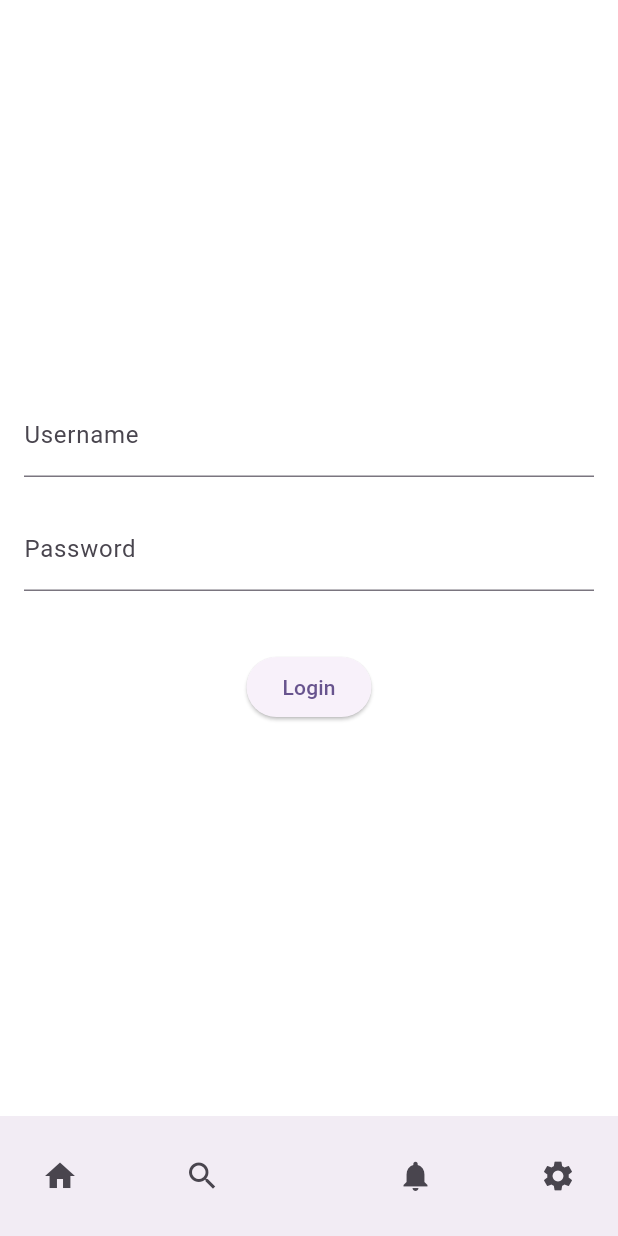
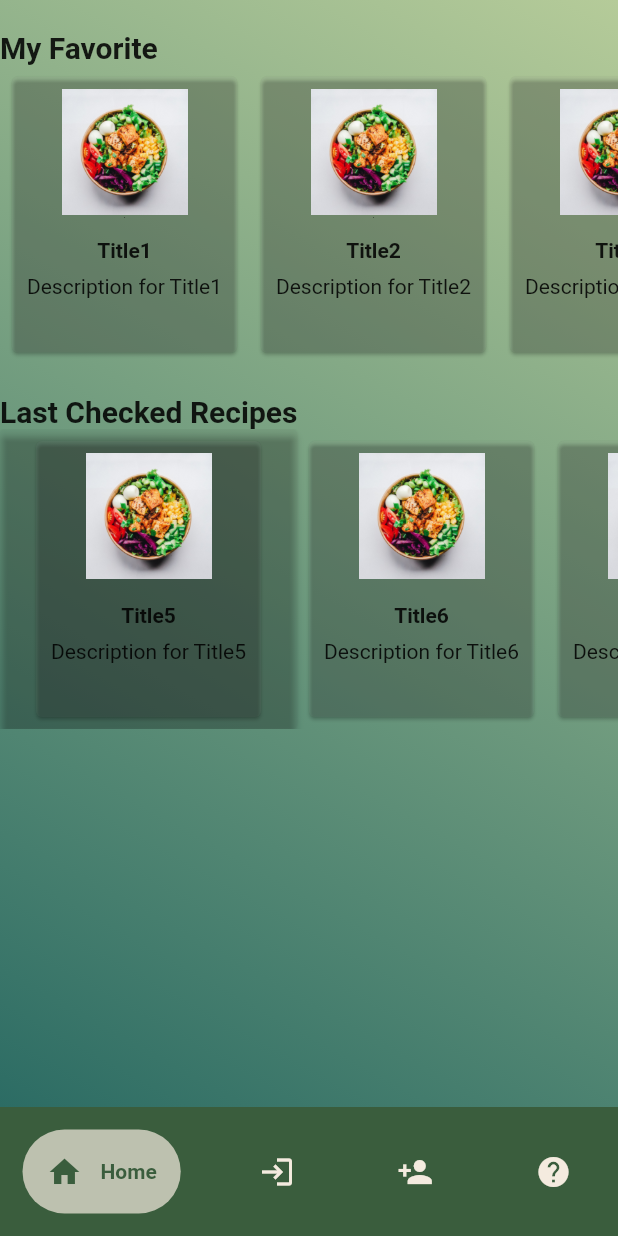
Before and after one commit to ChristianBernheim/Recipe-app, a Flutter app: the screen it shows after launch, on a phone screen of 412 x 824 dp. Run offline on Flutter 3.47's test engine with Material 2 defaults, Android fonts, the phone set to English and light mode, and no system bars; drawn by our look-alikes of google_nav_bar.

Commit message:
Navbar Working

```diff
--- a/lib/main.dart
+++ b/lib/main.dart
@@ -1,8 +1,16 @@
+// ignore_for_file: prefer_const_constructors
+
 import 'package:flutter/material.dart';
-import 'package:recipe_app/pages/LogIn.dart';
+import 'package:flutter/scheduler.dart';
+import 'package:flutter/services.dart';
+import 'package:provider/provider.dart';
+
+import 'package:recipe_app/theme/theme_provider.dart';
+import 'package:recipe_app/widgets/BotNav.dart';
 
 void main() {
-  runApp(const MyApp());
+  runApp(ChangeNotifierProvider(
+      create: (context) => ThemeProvider(), child: const MyApp()));
 }
 
 class MyApp extends StatelessWidget {
@@ -11,14 +19,15 @@ class MyApp extends StatelessWidget {
   // This widget is the root of your application.
   @override
   Widget build(BuildContext context) {
+    SystemChrome.setEnabledSystemUIMode(SystemUiMode.immersiveSticky);
+    SystemChrome.setPreferredOrientations([
+      DeviceOrientation.portraitUp,
+      DeviceOrientation.portraitDown,
+    ]);
     return MaterialApp(
       debugShowCheckedModeBanner: false,
-      title: 'Flutter Demo',
-      theme: ThemeData(
-        colorScheme: ColorScheme.fromSeed(seedColor: Colors.deepPurple),
-        useMaterial3: true,
-      ),
-      home: LogInScreen(),
+      theme: Provider.of<ThemeProvider>(context).themedata,
+      home: BotNavbar(),
     );
   }
 }
--- a/lib/pages/LogIn.dart
+++ /dev/null
@@ -1,79 +0,0 @@
-import 'package:flutter/material.dart';
-import 'package:recipe_app/pages/Register.dart';
-
-class LogInScreen extends StatelessWidget {
-  const LogInScreen({super.key});
-
-  @override
-  Widget build(BuildContext context) {
-    return Scaffold(
-      body: Center(
-        child: Padding(
-          padding: const EdgeInsets.all(16.0),
-          child: Column(
-            mainAxisAlignment: MainAxisAlignment.center,
-            children: <Widget>[
-              TextFormField(
-                decoration: InputDecoration(
-                  labelText: 'Username',
-                ),
-              ),
-              SizedBox(height: 20),
-              TextFormField(
-                obscureText: true,
-                decoration: InputDecoration(
-                  labelText: 'Password',
-                ),
-              ),
-              SizedBox(height: 40),
-              ElevatedButton(
-                onPressed: () {
-                  Navigator.push(
-                      context,
-                      MaterialPageRoute(
-                          builder: (context) => RegisterScreen()));
-                },
-                child: Text('Login'),
-              ),
-            ],
-          ),
-        ),
-      ),
-      backgroundColor: Color(0x0000000),
-      bottomNavigationBar: BottomAppBar(
-        shape: CircularNotchedRectangle(),
-        child: Row(
-          mainAxisSize: MainAxisSize.max,
-          mainAxisAlignment: MainAxisAlignment.spaceBetween,
-          children: <Widget>[
-            IconButton(
-              icon: Icon(Icons.home),
-              onPressed: () {
-                // Add your onPressed action here
-              },
-            ),
-            IconButton(
-              icon: Icon(Icons.search),
-              onPressed: () {
-                // Add your onPressed action here
-              },
-            ),
-            SizedBox(), // This is a placeholder for the FAB
-            IconButton(
-              icon: Icon(Icons.notifications),
-              onPressed: () {
-                // Add your onPressed action here
-              },
-            ),
-            IconButton(
-              icon: Icon(Icons.settings),
-              onPressed: () {
-                // Add your onPressed action here
-              },
-            ),
-          ],
-        ),
-      ),
-    );
-  }
-}
--- /dev/null
+++ b/lib/screen/HomeScreen.dart
@@ -0,0 +1,161 @@
+// ignore_for_file: prefer_const_constructors, file_names, prefer_const_literals_to_create_immutables, sized_box_for_whitespace, duplicate_ignore, use_key_in_widget_constructors
+
+import 'package:flutter/material.dart';
+
+class HomeScreen extends StatelessWidget {
+  const HomeScreen({super.key});
+
+  @override
+  Widget build(BuildContext context) {
+    return SafeArea(
+      child: Scaffold(
+        body: Container(
+          decoration: BoxDecoration(
+              gradient: LinearGradient(
+            begin: Alignment.topRight,
+            end: Alignment.bottomLeft,
+            colors: [
+              const Color.fromARGB(255, 181, 203, 153),
+              Color.fromARGB(255, 44, 108, 100),
+            ],
+          )),
+          child: Center(
+            child: Column(
+              crossAxisAlignment: CrossAxisAlignment.start,
+              children: [
+                SizedBox(height: 20),
+                Text(
+                  "My Favorite",
+                  style: TextStyle(fontSize: 20, fontWeight: FontWeight.bold),
+                ),
+                // ignore: sized_box_for_whitespace
+                Container(
+                  height: 200, // Adjust the height as needed
+                  child: ListView(
+                    scrollDirection: Axis.horizontal,
+                    children: [
+                      RecipeCard(
+                        title: "Title1",
+                        description: "Description for Title1",
+                      ),
+                      RecipeCard(
+                        title: "Title2",
+                        description: "Description for Title2",
+                      ),
+                      RecipeCard(
+                        title: "Title3",
+                        description: "Description for Title3",
+                      ),
+                      RecipeCard(
+                        title: "Title4",
+                        description:
+                            "Title2SD FASDLKJG ADNKFJL ADSGLKJ ADSLKFJN ADSLKFJN DSLKFN ADSJKLFN SADKLNF SADJKFN SDJAKLFN DSKJLF NDKJLSFN KSJFLN KJLFN",
+                      ),
+                    ],
+                  ),
+                ),
+                SizedBox(height: 20),
+                Text(
+                  "Last Checked Recipes",
+                  style: TextStyle(fontSize: 20, fontWeight: FontWeight.bold),
+                ),
+                Container(
+                  height: 200, // Adjust the height as needed
+                  child: ListView(
+                    scrollDirection: Axis.horizontal,
+                    children: [
+                      //Do same for all
+                      ElevatedButton(
+                        style: ElevatedButton.styleFrom(
+                            //Check up how to style this.
+                            backgroundColor:
+                                const Color.fromARGB(0, 255, 255, 255)),
+                        onPressed: () {
+                          //Gotopage for recipe with id for recipe
+                        },
+                        child: RecipeCard(
+                          //Instead of Title, descpr and picture need to get from api or db
+                          title: "Title5",
+                          description: "Description for Title5",
+                        ),
+                      ),
+                      RecipeCard(
+                        title: "Title6",
+                        description: "Description for Title6",
+                      ),
+                      RecipeCard(
+                        title: "Title7",
+                        description: "Description for Title7",
+                      ),
+                      RecipeCard(
+                        title: "Title8",
+                        description:
+                            "Title8 Description is a bit longer than others.",
+                      ),
+                    ],
+                  ),
+                ),
+              ],
+            ),
+          ),
+        ),
+      ),
+    );
+  }
+}
+
+class RecipeCard extends StatelessWidget {
+  final String title;
+  final String description;
+
+  const RecipeCard({required this.title, this.description = ""});
+
+  @override
+  Widget build(BuildContext context) {
+    return Card(
+      color:
+          (Color.fromARGB(10, 255, 255, 255)), // Set the card background color
+      margin: EdgeInsets.all(8.0),
+      child: Container(
+        width: 150, // Adjust the width as needed
+        child: Column(
+          crossAxisAlignment: CrossAxisAlignment.center,
+          children: [
+            Container(
+              height: 100, // Adjust the height for the image
+              width: double.infinity,
+
+              child: Padding(
+                padding: const EdgeInsets.all(8.0),
+                child: Image.asset(
+                  "lib/image/food.jpg",
+                  fit: BoxFit.contain,
+                ),
+              ),
+            ),
+            Padding(
+              padding: const EdgeInsets.all(8.0),
+              child: Text(
+                title,
+                textAlign: TextAlign.center,
+                style: TextStyle(fontWeight: FontWeight.bold),
+                maxLines: 1,
+                overflow: TextOverflow.ellipsis,
+              ),
+            ),
+            if (description.isNotEmpty)
+              Padding(
+                padding: const EdgeInsets.symmetric(horizontal: 8.0),
+                child: Text(
+                  description,
+                  maxLines: 2,
+                  textAlign: TextAlign.center,
+                  overflow: TextOverflow.ellipsis,
+                ),
+              ),
+          ],
+        ),
+      ),
+    );
+  }
+}
--- /dev/null
+++ b/lib/theme/theme.dart
@@ -0,0 +1,17 @@
+import 'package:flutter/material.dart';
+
+ThemeData lightMode = ThemeData(
+    brightness: Brightness.light,
+    colorScheme: ColorScheme.light(
+        background: Color(0xFFF4EBDF),
+        primary: Color(0XFF3A5D3D),
+        secondary: Color(0xFFFFA500),
+        tertiary: Color(0xFF333333)));
+
+ThemeData darkMode = ThemeData(
+    brightness: Brightness.dark,
+    colorScheme: ColorScheme.dark(
+        background: Color(0xFF2F4F4F),
+        primary: Color(0xFF556B2F),
+        secondary: Color(0xFFD2691E),
+        tertiary: Color(0xFFCCCCCC)));
--- /dev/null
+++ b/lib/theme/theme_provider.dart
@@ -0,0 +1,20 @@
+import 'package:flutter/material.dart';
+import 'package:recipe_app/theme/theme.dart';
+
+class ThemeProvider with ChangeNotifier {
+  ThemeData _themeData = lightMode;
+  ThemeData get themedata => _themeData;
+
+  set themedata(ThemeData themeData) {
+    _themeData = themeData;
+    notifyListeners();
+  }
+
+  void toggleTheme() {
+    if (_themeData == lightMode) {
+      themedata = darkMode;
+    } else {
+      themedata = lightMode;
+    }
+  }
+}
--- /dev/null
+++ b/lib/widgets/BotNav.dart
@@ -0,0 +1,66 @@
+// ignore_for_file: file_names, prefer_const_constructors, use_key_in_widget_constructors, prefer_const_literals_to_create_immutables
+import 'package:flutter/material.dart';
+import 'package:google_nav_bar/google_nav_bar.dart';
+import 'package:recipe_app/screen/HomeScreen.dart';
+import 'package:recipe_app/screen/LogIn.dart';
+import 'package:recipe_app/screen/Register.dart';
+import 'package:recipe_app/screen/WelcomeScreen.dart';
+
+class BotNavbar extends StatefulWidget {
+  @override
+  BotNavbarState createState() => BotNavbarState();
+}
+
+class BotNavbarState extends State<BotNavbar> {
+  int _currentIndex = 0;
+
+  final List<Widget> _screens = [
+    HomeScreen(),
+    LogInScreen(),
+    RegisterScreen(),
+    WelcomeScreen(),
+  ];
+
+  @override
+  Widget build(BuildContext context) {
+    return Scaffold(
+      body: _screens[_currentIndex],
+      bottomNavigationBar: Container(
+        color: Theme.of(context).colorScheme.primary,
+        child: Padding(
+          padding: const EdgeInsets.all(15.0),
+          child: GNav(
+            backgroundColor: Theme.of(context).colorScheme.primary,
+            color: Theme.of(context).colorScheme.background,
+            activeColor: Theme.of(context).colorScheme.primary,
+            tabBackgroundColor:
+                Theme.of(context).colorScheme.background.withOpacity(0.7),
+            gap: 12,
+            padding: EdgeInsets.all(16),
+            tabs: [
+              GButton(
+                icon: Icons.home,
+                text: 'Home',
+              ),
+              GButton(
+                icon: Icons.login,
+                text: 'Login',
+              ),
+              GButton(icon: Icons.person_add, text: 'Register'),
+              GButton(
+                icon: Icons.help,
+                text: 'Welcome',
+              ),
+            ],
+            selectedIndex: _currentIndex,
+            onTabChange: (index) {
+              setState(() {
+                _currentIndex = index;
+              });
+            },
+          ),
+        ),
+      ),
+    );
+  }
+}
```
Also changed, not shown: lib/pages/Register.dart (deleted, +0 -19 lines), lib/screen/LogIn.dart (added, +89 -0 lines), lib/screen/Register.dart (added, +37 -0 lines), lib/screen/WelcomeScreen.dart (added, +77 -0 lines), lib/widgets/EmailTF.dart (added, +32 -0 lines), lib/widgets/PasswordTF.dart (added, +34 -0 lines), pubspec.yaml (+6 -1 lines), lib/image/Background.png (added), lib/image/bg.jpg (added), lib/image/food.jpg (added), pubspec.lock.
